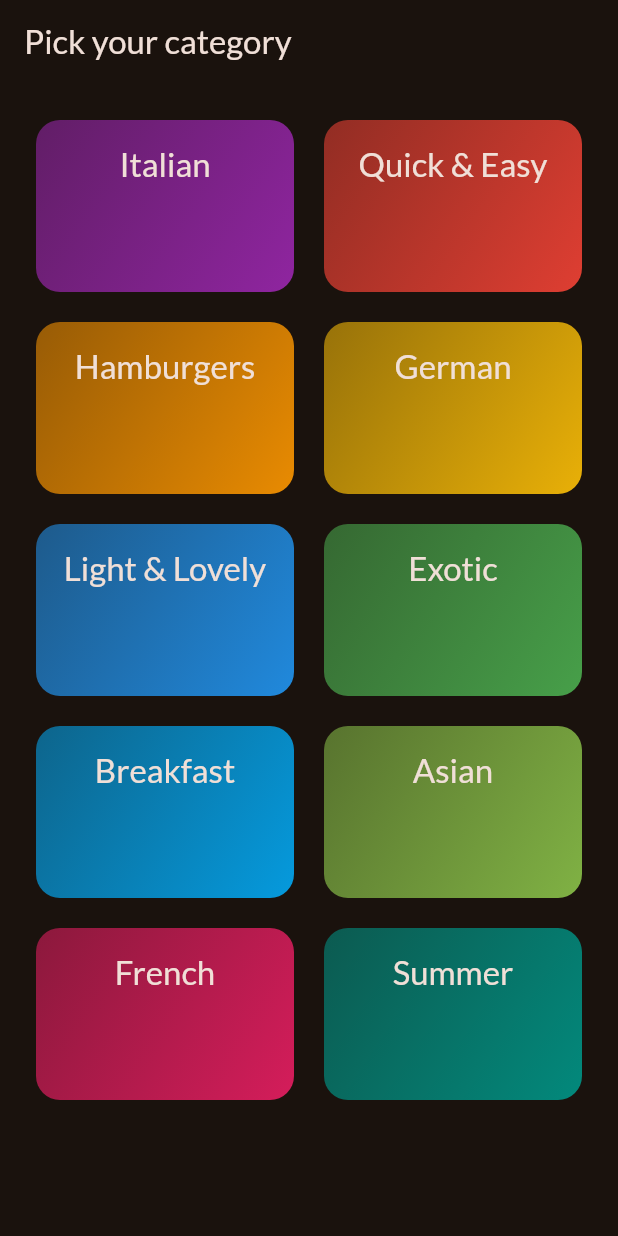
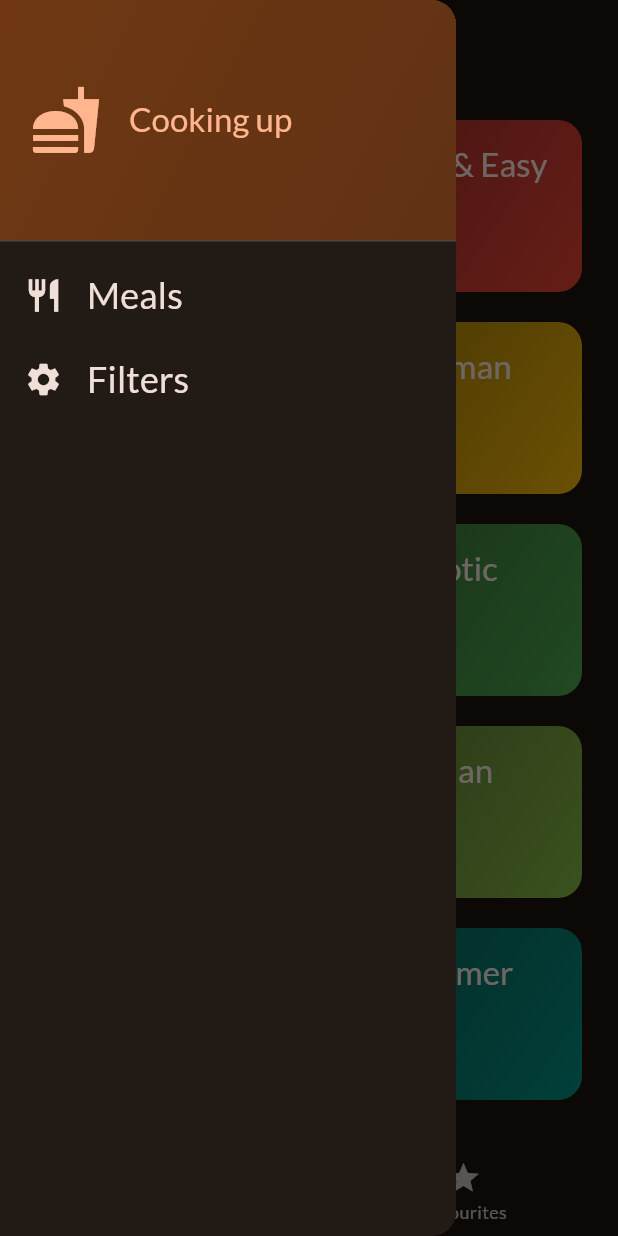
Before and after one commit to MahendraCandi/Meals-App-Flutter, a Flutter app: the screen it shows after launch, with the side drawer open (before the commit the screen has no drawer), on a phone screen of 412 x 824 dp. Run offline on Flutter 3.47's test engine with Material 2 defaults, Android fonts, the phone set to English and light mode, and no system bars; our stand-ins replace google_fonts, transparent_image.

Commit message:
add passing data and filters it

```diff
--- /dev/null
+++ b/lib/enums/filter_map.dart
@@ -0,0 +1,6 @@
+enum FilterMapKey {
+  includeGlutenFree,
+  includeLactoseFree,
+  includeVegetarian,
+  includeVegan,
+}
--- a/lib/main.dart
+++ b/lib/main.dart
@@ -1,6 +1,6 @@
 import 'package:flutter/material.dart';
 import 'package:google_fonts/google_fonts.dart';
-import 'package:meals_app/screens/categories_screen.dart';
+import 'package:meals_app/screens/tabs_screen.dart';
 
 final themeData = ThemeData(
   useMaterial3: true,
@@ -22,7 +22,7 @@ class MyApp extends StatelessWidget {
   Widget build(BuildContext context) {
     return MaterialApp(
       theme: themeData,
-      home: const Center(child: CategoriesScreen()),
+      home: const Center(child: TabsScreen()),
     );
   }
 }
--- a/lib/screens/categories_screen.dart
+++ b/lib/screens/categories_screen.dart
@@ -1,34 +1,35 @@
 import 'package:flutter/material.dart';
 import 'package:meals_app/data/dummy_data.dart';
 import 'package:meals_app/models/category.dart';
+import 'package:meals_app/models/meal.dart';
 import 'package:meals_app/screens/meals_screen.dart';
 import 'package:meals_app/widgets/category_item.dart';
 
 class CategoriesScreen extends StatelessWidget {
-  const CategoriesScreen({super.key});
+  final void Function(Meal meal) onToggleFavourite;
+  final List<Meal> meals;
+
+  const CategoriesScreen({super.key, required this.onToggleFavourite, required this.meals});
 
   void _selectCategory(BuildContext context, Category category) {
     // navigator.push is to insert a new screen into screen stack.
     // So if this method is trigger, then CategoriesScreen would be in the bottom of MealsScreen.
     // And if we clicked the back button (which will created automatically by Flutter) in the MealsScreen,
     // then the MealsScreen would be pop out from the screen stack and CategoriesScreen would be displayed.
-    var filteredMeals = dummyMeals.where((meal) =>
+    var filteredByCategoriesMeals = meals.where((meal) =>
         meal.categories.contains(category.id)).toList();
     Navigator.of(context).push(MaterialPageRoute(
       builder: (ctx) => MealsScreen(
         title: category.title,
-        meals: filteredMeals,
+        meals: filteredByCategoriesMeals,
+        onToggleFavourite: onToggleFavourite,
       ),
     ));
   }
 
   @override
   Widget build(BuildContext context) {
-    return Scaffold(
-      appBar: AppBar(
-        title: const Text("Pick your category"),
-      ),
-      body: GridView(
+    return GridView(
       padding: const EdgeInsets.all(24),
       // this sliverGrid will create a grid view with 2 item on a row
       gridDelegate: const SliverGridDelegateWithFixedCrossAxisCount(
@@ -44,7 +45,6 @@ class CategoriesScreen extends StatelessWidget {
                 showDetailCategory: () => _selectCategory(context, category)))
             .toList(),
       ],
-      ),
     );
   }
 
--- a/lib/screens/meal_detail_screen.dart
+++ b/lib/screens/meal_detail_screen.dart
@@ -3,14 +3,18 @@ import 'package:meals_app/models/meal.dart';
 
 class MealDetailScreen extends StatelessWidget {
   final Meal meal;
+  final void Function(Meal meal) onToggleFavourite;
 
-  const MealDetailScreen({super.key, required this.meal});
+  const MealDetailScreen({super.key, required this.meal, required this.onToggleFavourite});
 
   @override
   Widget build(BuildContext context) {
     return Scaffold(
       appBar: AppBar(
         title: Text(meal.title),
+        actions: [
+          IconButton(onPressed: () => onToggleFavourite(meal), icon: const Icon(Icons.star))
+        ],
       ),
       body: SingleChildScrollView(
         child: Column(
--- /dev/null
+++ b/lib/screens/tabs_screen.dart
@@ -0,0 +1,120 @@
+import 'package:flutter/material.dart';
+import 'package:meals_app/data/dummy_data.dart';
+import 'package:meals_app/enums/filter_map.dart';
+import 'package:meals_app/models/meal.dart';
+import 'package:meals_app/screens/categories_screen.dart';
+import 'package:meals_app/screens/filters_screen.dart';
+import 'package:meals_app/screens/meals_screen.dart';
+import 'package:meals_app/widgets/main_drawer.dart';
+
+const kInitiateFilters = {
+  FilterMapKey.includeGlutenFree: false,
+  FilterMapKey.includeLactoseFree: false,
+  FilterMapKey.includeVegetarian: false,
+  FilterMapKey.includeVegan: false,
+};
+
+class TabsScreen extends StatefulWidget {
+  const TabsScreen({super.key});
+
+  @override
+  State<TabsScreen> createState() {
+    return TabsScreenState();
+  }
+
+}
+
+class TabsScreenState extends State<TabsScreen> {
+  int _selectedIndexPage = 0;
+  final List<Meal> _favouriteMeals = [];
+  Map<FilterMapKey, bool> _checkedFilters = kInitiateFilters;
+
+  void _showInfoMessage (String message) {
+    ScaffoldMessenger.of(context).clearSnackBars();
+    ScaffoldMessenger.of(context)
+        .showSnackBar(SnackBar(content: Text(message)));
+  }
+
+  void _toggleMealFavourites(Meal meal) {
+    var isFavouriteMeal = _favouriteMeals.contains(meal);
+
+    if (isFavouriteMeal) {
+      setState(() {
+        _favouriteMeals.remove(meal);
+      });
+      _showInfoMessage("Removed meal from favourites");
+    } else {
+      setState(() {
+        _favouriteMeals.add(meal);
+      });
+      _showInfoMessage("Added meal to favorites");
+    }
+  }
+
+  void _selectPage(int index) {
+    setState(() {
+      _selectedIndexPage = index;
+    });
+  }
+
+  void _setScreen(String identifier) async {
+    Navigator.of(context).pop();
+    if (identifier == "filters") {
+      // instead push new screen into a stack,
+      // we can replace screen using pushReplacement
+      // Navigator.of(context).pushReplacement(
+      //     MaterialPageRoute(builder: (ctx) => const FiltersScreen()));
+
+      var filterResults = await Navigator.of(context).push<Map<FilterMapKey, bool>>(
+          MaterialPageRoute(builder: (ctx) => FiltersScreen(currentFilter: _checkedFilters,)));
+
+      setState(() {
+        _checkedFilters = filterResults ?? kInitiateFilters;
+      });
+
+    }
+  }
+
+  @override
+  Widget build(BuildContext context) {
+    var filteredMeals = dummyMeals.where((meal) {
+      // if the meal is not gluten free then should not include immediately
+      if (_checkedFilters[FilterMapKey.includeGlutenFree]! && !meal.isGlutenFree) {
+        return false; // no include
+      }
+      if (_checkedFilters[FilterMapKey.includeLactoseFree]! && !meal.isLactoseFree) {
+        return false;
+      }
+      if (_checkedFilters[FilterMapKey.includeVegetarian]! && !meal.isVegetarian) {
+        return false;
+      }
+      if (_checkedFilters[FilterMapKey.includeVegan]! && !meal.isVegan) {
+        return false;
+      }
+
+      return true; // include
+    }).toList();
+
+    Widget activePage = CategoriesScreen(onToggleFavourite: _toggleMealFavourites, meals: filteredMeals);
+    var activePageTitle = "Categories";
+
+    if (_selectedIndexPage == 1) {
+      activePage = MealsScreen(meals: _favouriteMeals, onToggleFavourite: _toggleMealFavourites,);
+      activePageTitle = "Favourites";
+    }
+
+    return Scaffold(
+      appBar: AppBar(title: Text(activePageTitle)),
+      drawer: MainDrawer(onSelectScreen: _setScreen),
+      body: activePage,
+      bottomNavigationBar: BottomNavigationBar(
+        onTap: _selectPage,
+        currentIndex: _selectedIndexPage,
+        items: const [
+          BottomNavigationBarItem(icon: Icon(Icons.set_meal), label: "Categories"),
+          BottomNavigationBarItem(icon: Icon(Icons.star), label: "Favourites"),
+        ],
+      ),
+    );
+  }
+}
--- /dev/null
+++ b/lib/widgets/main_drawer.dart
@@ -0,0 +1,76 @@
+
+import 'package:flutter/material.dart';
+
+class MainDrawer extends StatelessWidget {
+  final void Function(String identifier) onSelectScreen;
+
+  const MainDrawer({super.key, required this.onSelectScreen});
+
+  @override
+  Widget build(BuildContext context) {
+    return Drawer(
+      child: Column(
+        children: [
+          DrawerHeader(
+              padding: const EdgeInsets.all(20),
+              decoration: BoxDecoration(
+                gradient: LinearGradient(
+                  colors: [
+                    Theme.of(context).colorScheme.primaryContainer,
+                    Theme.of(context).colorScheme.primaryContainer.withOpacity(0.8),
+                  ],
+                  begin: Alignment.topLeft,
+                  end: Alignment.bottomRight,
+                )
+              ),
+              child: Row(
+              children: [
+                Icon(
+                  Icons.fastfood,
+                  size: 48,
+                  color: Theme.of(context).colorScheme.primary,
+                ),
+                const SizedBox(width: 18),
+                Text(
+                  "Cooking up",
+                  style: Theme.of(context).textTheme.titleLarge!.copyWith(color: Theme.of(context).colorScheme.primary),
+                )
+              ],
+            ),
+          ),
+          ListTile(
+            leading: Icon(
+              Icons.restaurant,
+              size: 26,
+              color: Theme.of(context).colorScheme.onBackground,
+            ),
+            title: Text(
+              "Meals",
+              style: Theme.of(context).textTheme.titleSmall!.copyWith(
+                color: Theme.of(context).colorScheme.onBackground,
+                fontSize: 24,
+              ),
+            ),
+            onTap: () => onSelectScreen("meals"),
+          ),
+          ListTile(
+            leading: Icon(
+              Icons.settings,
+              size: 26,
+              color: Theme.of(context).colorScheme.onBackground,
+            ),
+            title: Text(
+              "Filters",
+              style: Theme.of(context).textTheme.titleSmall!.copyWith(
+                color: Theme.of(context).colorScheme.onBackground,
+                fontSize: 24,
+              ),
+            ),
+            onTap: () => onSelectScreen("filters"),
+          ),
+        ],
+      ),
+    );
+  }
+
+}
```
Also changed, not shown: lib/screens/filters_screen.dart (added, +117 -0 lines), lib/screens/meals_screen.dart (+13 -4 lines), 1 other file. Lines whose indentation alone changed are shown as unchanged.
